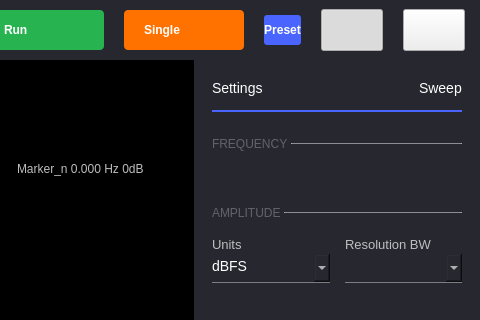
Above: ui/spectrum_analyzer.ui from analogdevicesinc/scopy before the change; both pictures show x 377 to 857 and y 0 to 320 of the 857 by 661 pixel window. Below: the same form after it.
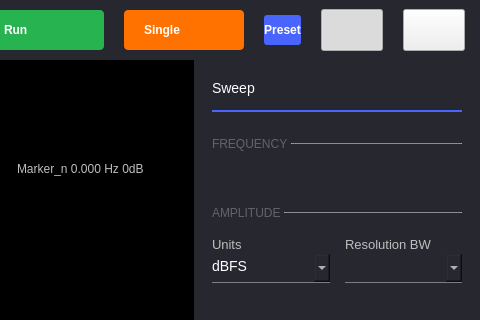
That is the form after the change. The open tabs and pages were chosen to show the change. Icons and pictures are not drawn. Custom widgets are drawn as their Qt base class.

Commit message: SpectrumAnalyzer: Fixed title of sweep settings

Diff of the .ui file:
```diff
--- a/ui/spectrum_analyzer.ui
+++ b/ui/spectrum_analyzer.ui
@@ -811,7 +811,7 @@
     font-weight: normal;</string>
                    </property>
                    <property name="text">
-                    <string>Settings</string>
+                    <string>Sweep</string>
                    </property>
                   </widget>
                  </item>
@@ -828,18 +828,6 @@
                    </property>
                   </spacer>
                  </item>
-                 <item>
-                  <widget class="QLabel" name="label">
-                   <property name="styleSheet">
-                    <string notr="true"> color: white;
-    font-size: 14px;
-    font-weight: normal;</string>
-                   </property>
-                   <property name="text">
-                    <string>Sweep</string>
-                   </property>
-                  </widget>
-                 </item>
                 </layout>
                </item>
                <item>
```
Left out of the diff: 2 changed lines with no effect on the pictures.
